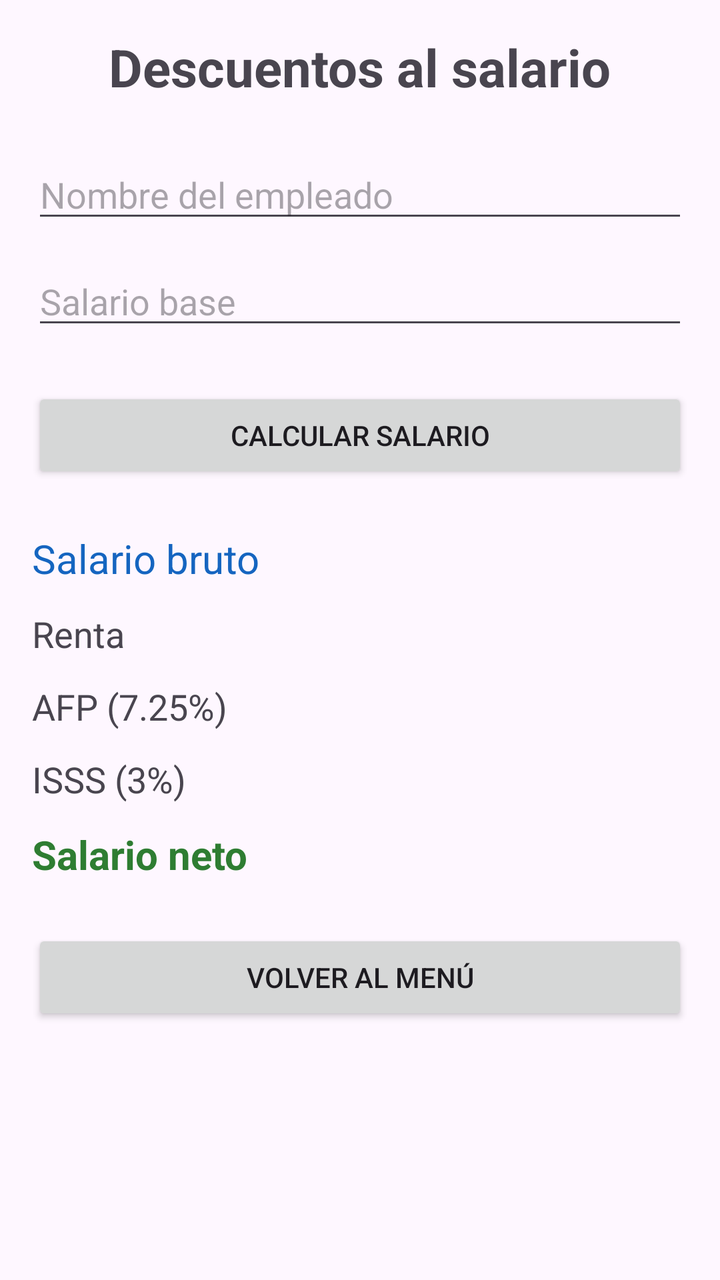
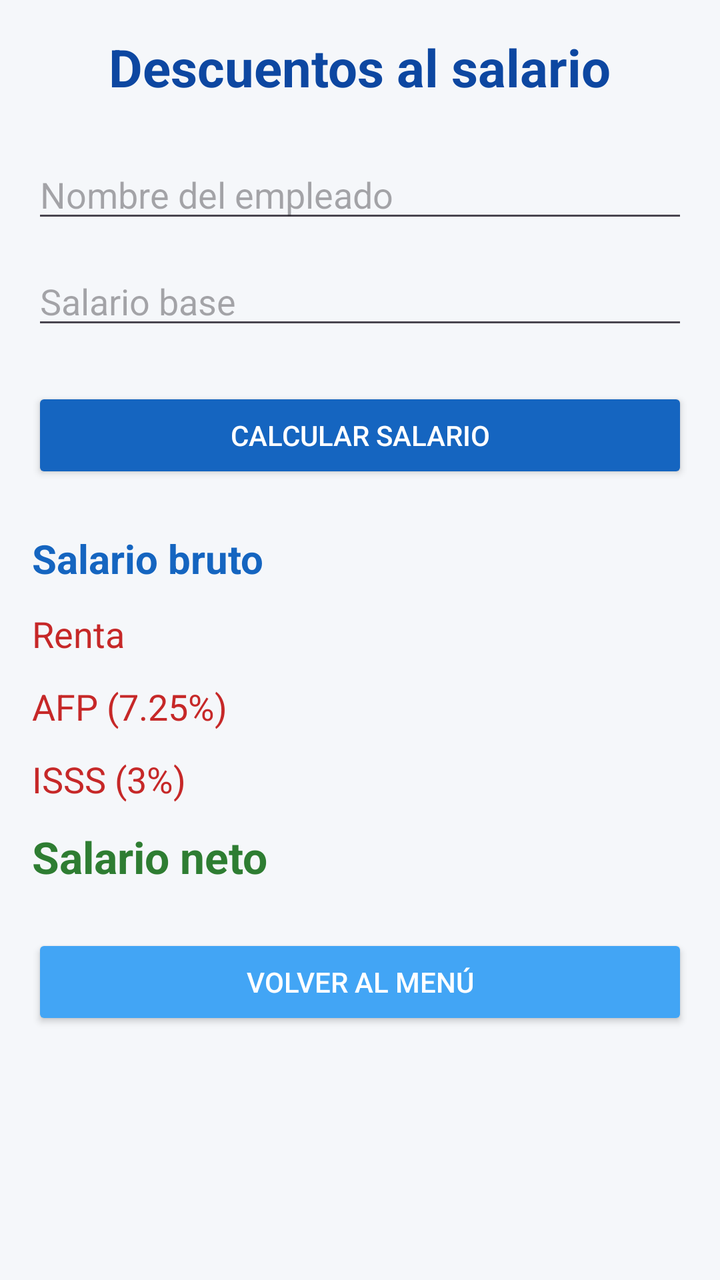

Before-and-after screenshots of an Android layout around one commit, followed by the original layout XML and the change that was made.
<!-- AndroidManifest.xml: application theme Theme.Desafio1DSMlab -->
<!-- res/layout/activity_salario.xml -->
<?xml version="1.0" encoding="utf-8"?>
<ScrollView xmlns:android="http://schemas.android.com/apk/res/android"
    android:layout_width="match_parent"
    android:layout_height="match_parent">

    <LinearLayout
        android:layout_width="match_parent"
        android:layout_height="wrap_content"
        android:orientation="vertical"
        android:padding="@dimen/padding_pantalla">

        <TextView
            android:id="@+id/tvTituloSalario"
            android:layout_width="wrap_content"
            android:layout_height="wrap_content"
            android:text="@string/titulo_salario"
            android:textSize="26sp"
            android:textStyle="bold"
            android:layout_gravity="center"
            android:layout_marginBottom="@dimen/margen_grande" />

        <EditText
            android:id="@+id/etNombreEmpleado"
            android:layout_width="match_parent"
            android:layout_height="wrap_content"
            android:hint="@string/nombre_empleado"
            android:inputType="textPersonName"
            android:layout_marginBottom="@dimen/margen_normal" />

        <EditText
            android:id="@+id/etSalarioBase"
            android:layout_width="match_parent"
            android:layout_height="wrap_content"
            android:hint="@string/salario_base"
            android:inputType="numberDecimal"
            android:layout_marginBottom="@dimen/margen_grande" />

        <Button
            android:id="@+id/btnCalcularSalario"
            android:layout_width="match_parent"
            android:layout_height="wrap_content"
            android:text="@string/calcular_salario"
            android:layout_marginBottom="@dimen/margen_grande" />

        <TextView
            android:id="@+id/tvSalarioBruto"
            android:layout_width="match_parent"
            android:layout_height="wrap_content"
            android:text="@string/salario_bruto"
            android:textSize="20sp"
            android:textColor="@color/salario_bruto_color"
            android:layout_marginBottom="@dimen/margen_normal" />

        <TextView
            android:id="@+id/tvRenta"
            android:layout_width="match_parent"
            android:layout_height="wrap_content"
            android:text="@string/renta"
            android:textSize="18sp"
            android:layout_marginBottom="@dimen/margen_normal" />

        <TextView
            android:id="@+id/tvAfp"
            android:layout_width="match_parent"
            android:layout_height="wrap_content"
            android:text="@string/afp"
            android:textSize="18sp"
            android:layout_marginBottom="@dimen/margen_normal" />

        <TextView
            android:id="@+id/tvIsss"
            android:layout_width="match_parent"
            android:layout_height="wrap_content"
            android:text="@string/isss"
            android:textSize="18sp"
            android:layout_marginBottom="@dimen/margen_normal" />

        <TextView
            android:id="@+id/tvSalarioNeto"
            android:layout_width="match_parent"
            android:layout_height="wrap_content"
            android:text="@string/salario_neto"
            android:textSize="20sp"
            android:textStyle="bold"
            android:textColor="@color/salario_neto_color"
            android:layout_marginBottom="@dimen/margen_grande" />

        <Button
            android:id="@+id/btnVolverMenuSalario"
            android:layout_width="match_parent"
            android:layout_height="wrap_content"
            android:text="@string/volver_menu" />

    </LinearLayout>

</ScrollView>
<!-- resources referenced by this layout -->
<resources>
  <color name="salario_bruto_color">#1565C0</color>
  <color name="salario_neto_color">#2E7D32</color>
  <dimen name="margen_grande">24dp</dimen>
  <dimen name="margen_normal">12dp</dimen>
  <dimen name="padding_pantalla">16dp</dimen>
  <string name="afp">AFP (7.25%)</string>
  <string name="calcular_salario">Calcular salario</string>
  <string name="isss">ISSS (3%)</string>
  <string name="nombre_empleado">Nombre del empleado</string>
  <string name="renta">Renta</string>
  <string name="salario_base">Salario base</string>
  <string name="salario_bruto">Salario bruto</string>
  <string name="salario_neto">Salario neto</string>
  <string name="titulo_salario">Descuentos al salario</string>
  <string name="volver_menu">Volver al menú</string>
  <style name="Theme.Desafio1DSMlab" parent="Base.Theme.Desafio1DSMlab" />
  <style name="Base.Theme.Desafio1DSMlab" parent="Theme.Material3.DayNight.NoActionBar">
          
          
      </style>
</resources>

<!-- the commit's change to res/layout/activity_salario.xml (unified diff, before → after) -->
@@ -1,7 +1,8 @@
 <?xml version="1.0" encoding="utf-8"?>
 <ScrollView xmlns:android="http://schemas.android.com/apk/res/android"
     android:layout_width="match_parent"
-    android:layout_height="match_parent">
+    android:layout_height="match_parent"
+    android:background="@color/fondo_principal">
 
     <LinearLayout
         android:layout_width="match_parent"
@@ -16,6 +17,7 @@
             android:text="@string/titulo_salario"
             android:textSize="26sp"
             android:textStyle="bold"
+            android:textColor="@color/azul_oscuro"
             android:layout_gravity="center"
             android:layout_marginBottom="@dimen/margen_grande" />
 
@@ -25,6 +27,7 @@
             android:layout_height="wrap_content"
             android:hint="@string/nombre_empleado"
             android:inputType="textPersonName"
+            android:textColor="@color/texto_principal"
             android:layout_marginBottom="@dimen/margen_normal" />
 
         <EditText
@@ -33,6 +36,7 @@
             android:layout_height="wrap_content"
             android:hint="@string/salario_base"
             android:inputType="numberDecimal"
+            android:textColor="@color/texto_principal"
             android:layout_marginBottom="@dimen/margen_grande" />
 
         <Button
@@ -40,6 +44,8 @@
             android:layout_width="match_parent"
             android:layout_height="wrap_content"
             android:text="@string/calcular_salario"
+            android:textColor="@color/blanco"
+            android:backgroundTint="@color/azul_principal"
             android:layout_marginBottom="@dimen/margen_grande" />
 
         <TextView
@@ -48,6 +54,7 @@
             android:layout_height="wrap_content"
             android:text="@string/salario_bruto"
             android:textSize="20sp"
+            android:textStyle="bold"
             android:textColor="@color/salario_bruto_color"
             android:layout_marginBottom="@dimen/margen_normal" />
 
@@ -57,6 +64,7 @@
             android:layout_height="wrap_content"
             android:text="@string/renta"
             android:textSize="18sp"
+            android:textColor="@color/descuento_color"
             android:layout_marginBottom="@dimen/margen_normal" />
 
         <TextView
@@ -65,6 +73,7 @@
             android:layout_height="wrap_content"
             android:text="@string/afp"
             android:textSize="18sp"
+            android:textColor="@color/descuento_color"
             android:layout_marginBottom="@dimen/margen_normal" />
 
         <TextView
@@ -73,6 +82,7 @@
             android:layout_height="wrap_content"
             android:text="@string/isss"
             android:textSize="18sp"
+            android:textColor="@color/descuento_color"
             android:layout_marginBottom="@dimen/margen_normal" />
 
         <TextView
@@ -80,7 +90,7 @@
             android:layout_width="match_parent"
             android:layout_height="wrap_content"
             android:text="@string/salario_neto"
-            android:textSize="20sp"
+            android:textSize="22sp"
             android:textStyle="bold"
             android:textColor="@color/salario_neto_color"
             android:layout_marginBottom="@dimen/margen_grande" />
@@ -89,7 +99,9 @@
             android:id="@+id/btnVolverMenuSalario"
             android:layout_width="match_parent"
             android:layout_height="wrap_content"
-            android:text="@string/volver_menu" />
+            android:text="@string/volver_menu"
+            android:textColor="@color/blanco"
+            android:backgroundTint="@color/azul_secundario" />
 
     </LinearLayout>
 
<!-- resource entries referenced after the edit -->
@@ -1,7 +1,14 @@
 <!-- resources referenced by this layout -->
 <resources>
+  <color name="azul_oscuro">#0D47A1</color>
+  <color name="azul_principal">#1565C0</color>
+  <color name="azul_secundario">#42A5F5</color>
+  <color name="blanco">#FFFFFF</color>
+  <color name="descuento_color">#C62828</color>
+  <color name="fondo_principal">#F5F7FA</color>
   <color name="salario_bruto_color">#1565C0</color>
   <color name="salario_neto_color">#2E7D32</color>
+  <color name="texto_principal">#212121</color>
   <dimen name="margen_grande">24dp</dimen>
   <dimen name="margen_normal">12dp</dimen>
   <dimen name="padding_pantalla">16dp</dimen>
